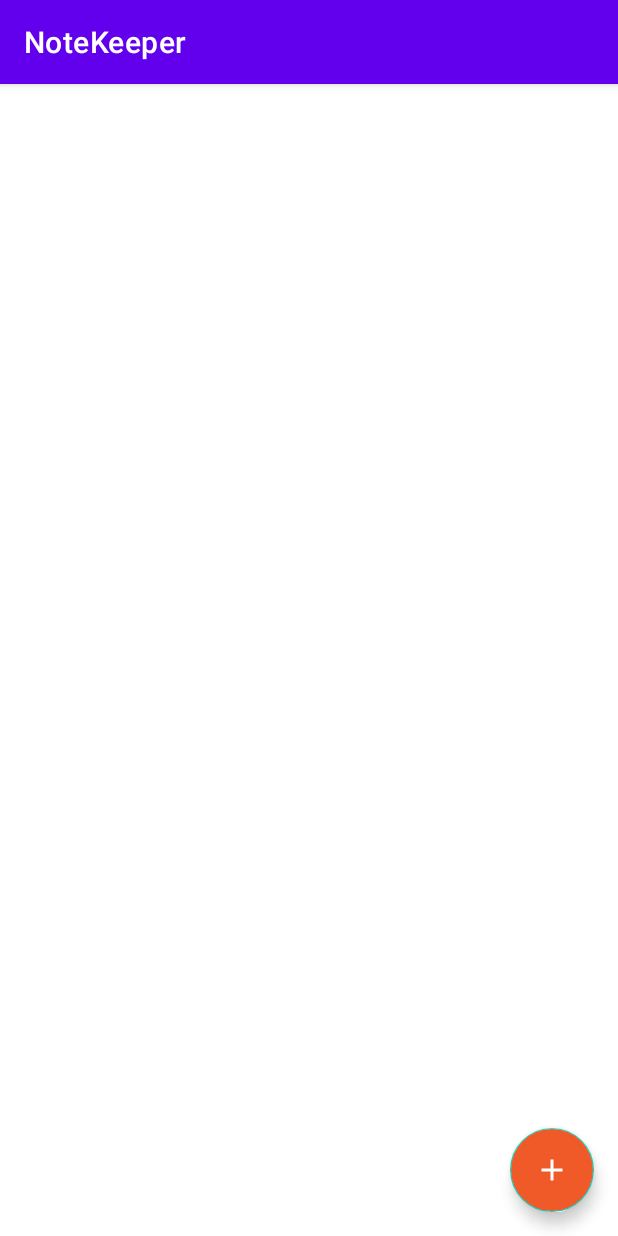
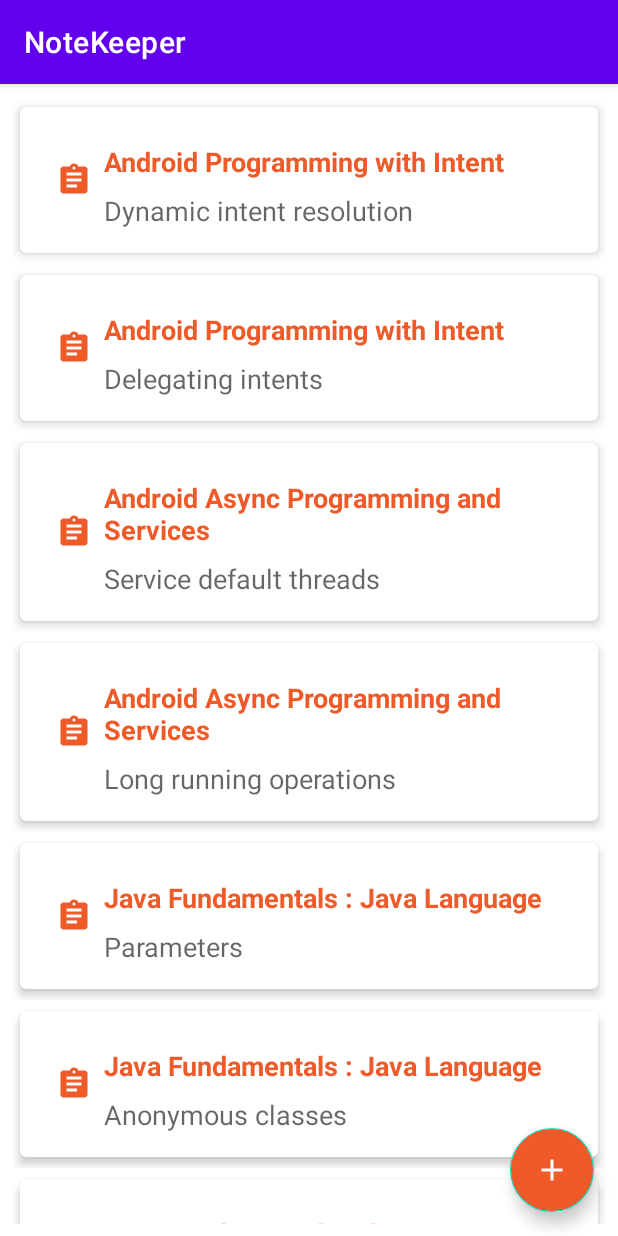
Before and after one commit to GuelorMusavuli/NoteKeeper, an Android app: the screen it shows after launch (NoteListActivity), on a phone screen of 412 x 824 dp. Run offline under Robolectric (Android 15) with nearby library versions, the phone set to English and light mode, and no system bars.

Commit message:
Implementing item selection handling and notify the Adapter about the data change so as to refresh it during display

```diff
--- a/app/src/main/AndroidManifest.xml
+++ b/app/src/main/AndroidManifest.xml
@@ -20,7 +20,7 @@
             </intent-filter>
         </activity>
         <activity
-            android:name=".MainActivity"
+            android:name=".NoteActivity"
             android:label="Edit Note"
             android:theme="@style/Theme.NoteKeeper.NoActionBar">
         </activity>
--- a/app/src/main/java/com/guelmus/android/notekeeper/MainActivity.kt
+++ b/app/src/main/java/com/guelmus/android/notekeeper/NoteActivity.kt
@@ -15,7 +15,7 @@ import kotlinx.android.synthetic.main.content_main.*
 /** This class displays information for an individual,
  *  and allow the user to create a new one or modify it*/
 
-class MainActivity : AppCompatActivity() {
+class NoteActivity : AppCompatActivity() {
     //TAG for the log entries using kotlin reflection dependency
     private var tag = this::class.simpleName
 
--- a/app/src/main/java/com/guelmus/android/notekeeper/NoteListActivity.kt
+++ b/app/src/main/java/com/guelmus/android/notekeeper/NoteListActivity.kt
@@ -2,8 +2,6 @@ package com.guelmus.android.notekeeper
 
 import android.content.Intent
 import android.os.Bundle
-import android.widget.ArrayAdapter
-import android.widget.LinearLayout
 import androidx.appcompat.app.AppCompatActivity
 import androidx.recyclerview.widget.LinearLayoutManager
 import kotlinx.android.synthetic.main.activity_note_list.*
@@ -29,15 +27,16 @@ class NoteListActivity : AppCompatActivity() {
         //Launch main activity without passed-in note
         fab.setOnClickListener {
             //Leads us to the Edit Note screen
-            startActivity(Intent(this, MainActivity::class.java))
+            startActivity(Intent(this, NoteActivity::class.java))
         }
 
     }
 
-    /**Notify the ListView about the change made by adding a new note to the list*/
+    /**
+     * Notify the Adapter that the data might've changed when the user goes back
+     * to the NoteListActivity, so as to refresh the data that's being displayed*/
     override fun onResume() {
         super.onResume()
-
-
+        listItems_rv.adapter?.notifyDataSetChanged()
     }
 }
--- /dev/null
+++ b/app/src/main/java/com/guelmus/android/notekeeper/NoteRecyclerAdapter.kt
@@ -0,0 +1,60 @@
+package com.guelmus.android.notekeeper
+
+import android.content.Context
+import android.content.Intent
+
+import android.view.LayoutInflater
+import android.view.View
+import android.view.ViewGroup
+import android.widget.TextView
+import androidx.recyclerview.widget.RecyclerView
+
+class NoteRecyclerAdapter(private val context : Context, private  val notes : List<NoteInfo>):
+RecyclerView.Adapter<NoteRecyclerAdapter.NoteViewHolder>(){
+
+    //Field to inflate item_note_list layout resource
+    private val layoutInflater = LayoutInflater.from(context)
+
+
+    inner class NoteViewHolder(itemView: View) : RecyclerView.ViewHolder(itemView) {
+
+        //Reference the views within item_note_list to display data from DataManager
+        val textCourse = itemView.findViewById(R.id.textCourse) as TextView
+        val textTitle = itemView.findViewById(R.id.textTitle) as TextView
+        var notePosition = 0
+
+        //ClickHandler at the top-level view for a particular item
+        init{
+            itemView.setOnClickListener {
+                //launch NoteActivity, passing in the position of the note selected
+                val intent = Intent(context, NoteActivity::class.java)
+                intent.putExtra(NOTE_POSITION, notePosition)
+                context.startActivity(intent)
+            }
+        }
+
+    }
+
+    //Create the itemView that the RV will recycle to display the individual item
+    override fun onCreateViewHolder(parent: ViewGroup, viewType: Int): NoteViewHolder {
+        val itemView = layoutInflater.inflate(R.layout.item_note_list, parent, false)
+        return NoteViewHolder(itemView)
+    }
+
+    //Bind data with those views the RV's recycling
+    override fun onBindViewHolder(holder: NoteViewHolder, position: Int) {
+        //Display info from the note
+        val currentNote = notes[position]
+        holder.textCourse.text = currentNote.course?.courseTitle
+        holder.textTitle.text = currentNote.noteTitle
+
+        //Keep track of the position of the note that's currently associated with the viewHolder
+        holder.notePosition = position
+
+
+    }
+
+    //Return the total numbers pf items to be display
+    override fun getItemCount() = notes.size
+
+}
--- /dev/null
+++ b/app/src/main/res/drawable/ic_add_white_24dp.xml
@@ -0,0 +1,5 @@
+<vector android:height="24dp" android:tint="#FFFFFF"
+    android:viewportHeight="24.0" android:viewportWidth="24.0"
+    android:width="24dp" xmlns:android="http://schemas.android.com/apk/res/android">
+    <path android:fillColor="#FF000000" android:pathData="M19,13h-6v6h-2v-6H5v-2h6V5h2v6h6v2z"/>
+</vector>
--- /dev/null
+++ b/app/src/main/res/drawable/ic_assignment_black_24dp.xml
@@ -0,0 +1,9 @@
+<vector xmlns:android="http://schemas.android.com/apk/res/android"
+        android:width="24dp"
+        android:height="24dp"
+        android:viewportWidth="24.0"
+        android:viewportHeight="24.0">
+    <path
+        android:fillColor="#FF000000"
+        android:pathData="M19,3h-4.18C14.4,1.84 13.3,1 12,1c-1.3,0 -2.4,0.84 -2.82,2L5,3c-1.1,0 -2,0.9 -2,2v14c0,1.1 0.9,2 2,2h14c1.1,0 2,-0.9 2,-2L21,5c0,-1.1 -0.9,-2 -2,-2zM12,3c0.55,0 1,0.45 1,1s-0.45,1 -1,1 -1,-0.45 -1,-1 0.45,-1 1,-1zM14,17L7,17v-2h7v2zM17,13L7,13v-2h10v2zM17,9L7,9L7,7h10v2z"/>
+</vector>
--- /dev/null
+++ b/app/src/main/res/drawable/ic_block_white_24dp.xml
@@ -0,0 +1,5 @@
+<vector android:height="24dp" android:tint="#FFFFFF"
+    android:viewportHeight="24.0" android:viewportWidth="24.0"
+    android:width="24dp" xmlns:android="http://schemas.android.com/apk/res/android">
+    <path android:fillColor="#FF000000" android:pathData="M12,2C6.48,2 2,6.48 2,12s4.48,10 10,10 10,-4.48 10,-10S17.52,2 12,2zM4,12c0,-4.42 3.58,-8 8,-8 1.85,0 3.55,0.63 4.9,1.69L5.69,16.9C4.63,15.55 4,13.85 4,12zM12,20c-1.85,0 -3.55,-0.63 -4.9,-1.69L18.31,7.1C19.37,8.45 20,10.15 20,12c0,4.42 -3.58,8 -8,8z"/>
+</vector>
--- /dev/null
+++ b/app/src/main/res/drawable/ic_forward_white_24dp.xml
@@ -0,0 +1,5 @@
+<vector android:height="24dp" android:tint="#FFFFFF"
+    android:viewportHeight="24.0" android:viewportWidth="24.0"
+    android:width="24dp" xmlns:android="http://schemas.android.com/apk/res/android">
+    <path android:fillColor="#FF000000" android:pathData="M12,8V4l8,8 -8,8v-4H4V8z"/>
+</vector>
--- a/app/src/main/res/layout/activity_main.xml
+++ b/app/src/main/res/layout/activity_main.xml
@@ -4,7 +4,7 @@
     xmlns:tools="http://schemas.android.com/tools"
     android:layout_width="match_parent"
     android:layout_height="match_parent"
-    tools:context=".MainActivity">
+    tools:context=".NoteActivity">
 
     <com.google.android.material.appbar.AppBarLayout
         android:layout_width="match_parent"
--- /dev/null
+++ b/app/src/main/res/layout/item_note_list.xml
@@ -0,0 +1,63 @@
+<?xml version="1.0" encoding="utf-8"?>
+<FrameLayout xmlns:android="http://schemas.android.com/apk/res/android"
+    xmlns:app="http://schemas.android.com/apk/res-auto"
+    android:layout_width="match_parent"
+    android:layout_height="wrap_content">
+
+    <androidx.cardview.widget.CardView
+        android:layout_width="match_parent"
+        android:layout_height="wrap_content"
+        app:cardCornerRadius="4dp"
+        app:cardElevation="4dp"
+        app:cardUseCompatPadding="true"
+        app:contentPadding="16dp" >
+
+        <androidx.constraintlayout.widget.ConstraintLayout
+            android:layout_width="match_parent"
+            android:layout_height="wrap_content">
+
+            <ImageView
+                android:id="@+id/imageView"
+                android:layout_width="wrap_content"
+                android:layout_height="wrap_content"
+                android:layout_marginStart="8dp"
+                android:layout_marginTop="8dp"
+                android:layout_marginBottom="8dp"
+                app:layout_constraintBottom_toBottomOf="parent"
+                app:layout_constraintStart_toStartOf="parent"
+                app:layout_constraintTop_toTopOf="parent"
+                app:srcCompat="@drawable/ic_assignment_black_24dp"
+                app:tint="@color/pluralsight_orange"
+                android:contentDescription="courseImage" />
+
+            <TextView
+                android:id="@+id/textCourse"
+                android:layout_width="0dp"
+                android:layout_height="wrap_content"
+                android:layout_marginStart="8dp"
+                android:layout_marginTop="8dp"
+                android:layout_marginEnd="8dp"
+                android:text="TextView"
+                android:textAppearance="@style/CourseTitle"
+                app:layout_constraintEnd_toEndOf="parent"
+                app:layout_constraintStart_toEndOf="@+id/imageView"
+                app:layout_constraintTop_toTopOf="parent" />
+
+            <TextView
+                android:id="@+id/textTitle"
+                android:layout_width="0dp"
+                android:layout_height="wrap_content"
+                android:layout_marginStart="8dp"
+                android:layout_marginTop="8dp"
+                android:layout_marginEnd="8dp"
+                android:text="TextView"
+                android:textAppearance="@style/TextAppearance.AppCompat.Medium"
+                app:layout_constraintEnd_toEndOf="parent"
+                app:layout_constraintHorizontal_bias="0.638"
+                app:layout_constraintStart_toEndOf="@+id/imageView"
+                app:layout_constraintTop_toBottomOf="@+id/textCourse" />
+
+
+        </androidx.constraintlayout.widget.ConstraintLayout>
+    </androidx.cardview.widget.CardView>
+</FrameLayout>
```
Also changed, not shown: 2 other files.
